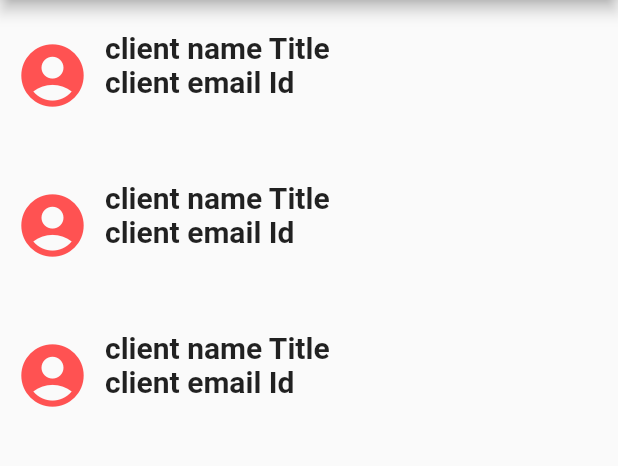
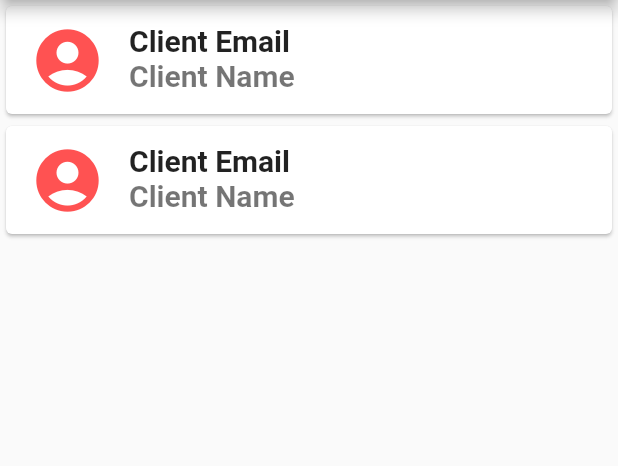
Before and after one commit to dsc-tiu/flutter_layout, a Flutter app: the screen it shows after launch, on a phone screen of 412 x 824 dp, the part 84-550 px from its top. Run offline on Flutter 3.47's test engine with Material 2 defaults, Android fonts, the phone set to English and light mode, and no system bars.

Commit message:
Updated
UI updated

```diff
--- a/lib/main.dart
+++ b/lib/main.dart
@@ -1,5 +1,4 @@
 import 'package:flutter/material.dart';
-import 'package:layout_learning/drawyer.dart';
 
 void main() => runApp(
   MaterialApp(
@@ -22,49 +21,76 @@ class _LayoutAppState extends State<LayoutApp> {
         title: Text("Layout Learning"),
       ),
       drawer: Drawer(
-        child: Account(),
+        //todo
+        child: ListView(
+          children: <Widget>[
+            UserAccountsDrawerHeader(
+              accountName: Text("DSC TIU"),
+              accountEmail: Text("dsctechnoindiauniversity@gmail.com"),
+              currentAccountPicture: CircleAvatar(
+                child: Text("D",style:TextStyle(fontSize:30.0,)),
+                backgroundColor: Colors.red,
+              ),
+              otherAccountsPictures: <Widget>[
+                CircleAvatar(
+                  child: Text("A",style: TextStyle(fontSize: 15.0),),
+                  backgroundColor: Colors.pink,
+                ),
+                CircleAvatar(
+                  child: Text("B",style: TextStyle(fontSize: 15.0),),
+                  backgroundColor: Colors.purple,
+                )
+              ],
+            ),
+            Category(type: "Primary", iconImage: Icons.computer),
+            Category(type: "Social", iconImage: Icons.person),
+            Category(type: "Promotions", iconImage: Icons.label_outline),
+            Category(type: "Updates", iconImage: Icons.info_outline),
+            Category(type: "Forums", iconImage: Icons.message)
+          ],
+        ),
       ),
       body: ListView(
         children: <Widget>[
-         Client(),
-         Client(),
-         Client(),
+          Identity(),
+          Identity(),
         ],
       ),
     );
   }
 }
 
-class Client extends StatelessWidget {
+class Identity extends StatelessWidget {
   @override
   Widget build(BuildContext context) {
-    return Container(
-          height: 100.0,
-          child: Row(
-            children: <Widget>[
-              Container(
-                height: 50.0,
-                width: 50.0,
-                padding: EdgeInsets.only(left: 10.0),
-                child: Icon(
+    return Card(
+        child: ListTile(
+          leading: Icon(
             Icons.account_circle,
             color: Colors.redAccent,
             size: 50.0,
           ),
-              ),
-              Container(
-                padding: EdgeInsets.fromLTRB(20.0, 20.0,20.0,20.0),
-                height: 100.0,
-                width: 200.0,
-                child: ListView(
-                  children: <Widget>[
-                    Text("client name Title",style: TextStyle(fontSize: 20.0,fontWeight: FontWeight.bold),),
-                    Text("client email Id",style: TextStyle(fontSize: 20.0,fontWeight: FontWeight.bold),)
-                  ],
-                ),
+          title: Text("Client Email",style: TextStyle(fontSize: 20.0,fontWeight: FontWeight.bold)),
+          subtitle: Text("Client Name",style: TextStyle(fontSize: 20.0,fontWeight: FontWeight.bold)),
         )
-            ],
-          ),
     );
   }
 }
+
+class Category extends StatelessWidget {
+  final String type;
+  final IconData iconImage;
+
+  Category({@required this.type, @required this.iconImage});
+
+  @override
+  Widget build(BuildContext context) {
+    return ListTile(
+      leading: Icon(
+        iconImage,
+        size: 30.0,
+      ),
+      title: Text("$type"),
+    );
+  }
+}
```
Lines whose indentation alone changed are shown as unchanged.
